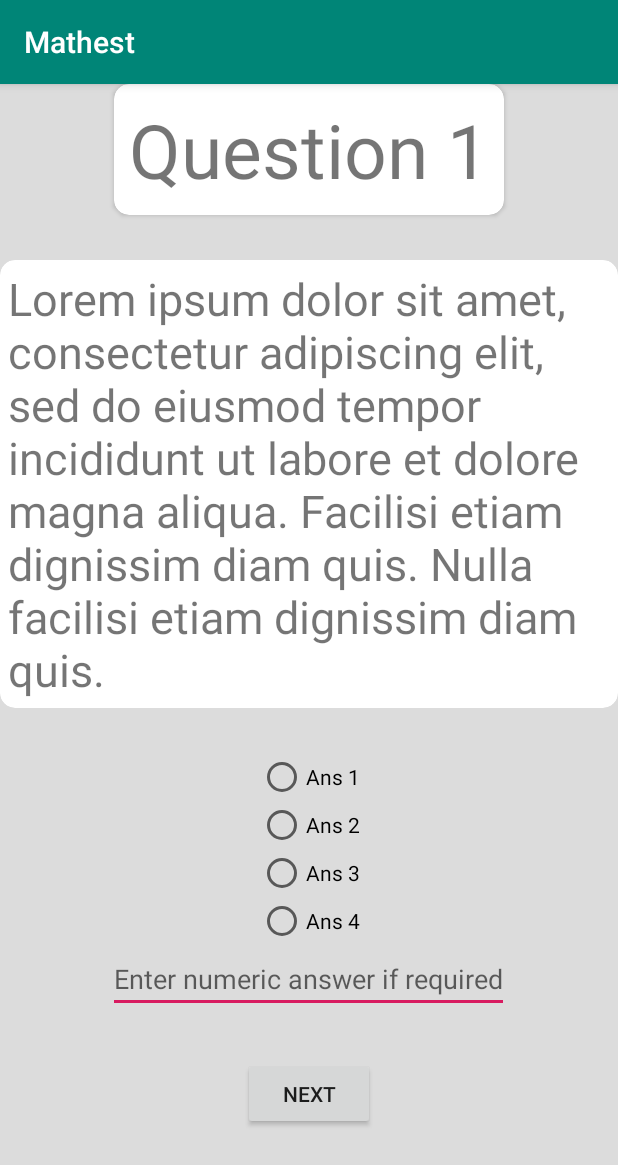
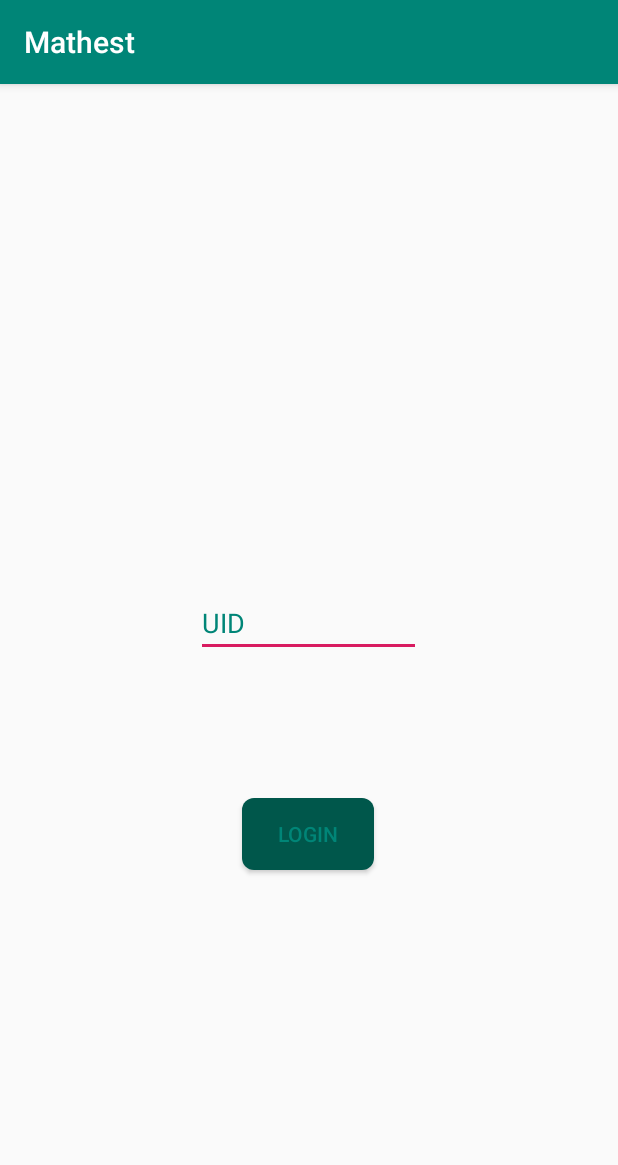
Before and after one commit to mrinal-pandey/Mathest, an Android app: the screen it shows after launch (MainActivity before the commit, Login after it), on a phone screen of 412 x 824 dp. Shown: the top 1165 px of the screen. Run offline under Robolectric (Android 15) with nearby library versions, the phone set to English and light mode, and no system bars; our stand-ins replace Firebase (no records; nobody signed in at launch, a user with empty details on screens opened directly).

Commit message:
- Added and redesiged UI - Integrated with Firestore for managing logins. - Hiding google-services.json for security.

```diff
--- a/app/build.gradle
+++ b/app/build.gradle
@@ -1,4 +1,5 @@
 apply plugin: 'com.android.application'
+apply plugin: 'com.google.gms.google-services'
 
 android {
     compileSdkVersion 29
@@ -7,6 +8,7 @@ android {
         applicationId "oncreate.apps.Mathest"
         minSdkVersion 15
         targetSdkVersion 29
+        multiDexEnabled true
         versionCode 1
         versionName "1.0"
         testInstrumentationRunner "androidx.test.runner.AndroidJUnitRunner"
@@ -21,8 +23,10 @@ android {
 
 dependencies {
     implementation fileTree(dir: 'libs', include: ['*.jar'])
-    implementation 'androidx.appcompat:appcompat:1.0.2'
+    implementation 'androidx.appcompat:appcompat:1.1.0'
     implementation 'androidx.constraintlayout:constraintlayout:1.1.3'
+    implementation 'com.google.firebase:firebase-firestore:21.1.1'
+    implementation 'com.android.support:multidex:1.0.3'
     testImplementation 'junit:junit:4.12'
     androidTestImplementation 'androidx.test:runner:1.2.0'
     androidTestImplementation 'androidx.test.espresso:espresso-core:3.2.0'
--- a/app/src/main/AndroidManifest.xml
+++ b/app/src/main/AndroidManifest.xml
@@ -10,13 +10,15 @@
         android:roundIcon="@mipmap/ic_launcher_round"
         android:supportsRtl="true"
         android:theme="@style/AppTheme">
-        <activity android:name=".MainActivity">
+        <activity android:name=".Login">
             <intent-filter>
                 <action android:name="android.intent.action.MAIN" />
 
                 <category android:name="android.intent.category.LAUNCHER" />
             </intent-filter>
         </activity>
+        <activity android:name=".StudentHome" />
+        <activity android:name=".TestPage" />
     </application>
 
     <dist:module dist:instant="true" />
--- /dev/null
+++ b/app/src/main/java/oncreate/apps/Mathest/Login.java
@@ -0,0 +1,28 @@
+package oncreate.apps.Mathest;
+
+import android.content.Intent;
+import android.os.Bundle;
+import android.view.View;
+
+import androidx.appcompat.app.AppCompatActivity;
+
+import com.google.firebase.firestore.FirebaseFirestore;
+
+public class Login extends AppCompatActivity {
+
+    FirebaseFirestore firestoreDatabase;
+
+    @Override
+    protected void onCreate(Bundle savedInstanceState) {
+        super.onCreate(savedInstanceState);
+        setContentView(R.layout.login);
+        firestoreDatabase = FirebaseFirestore.getInstance();
+
+    }
+
+    public void loginUser(View view) {
+        //TODO implement logic to sort out login into two classes, teacher and student.
+        startActivity(new Intent(this, StudentHome.class));
+
+    }
+}
--- a/app/src/main/java/oncreate/apps/Mathest/MainActivity.java
+++ b/app/src/main/java/oncreate/apps/Mathest/TestPage.java
@@ -1,14 +1,14 @@
 package oncreate.apps.Mathest;
+
+import android.os.Bundle;
 
 import androidx.appcompat.app.AppCompatActivity;
 
-import android.os.Bundle;
-
-public class MainActivity extends AppCompatActivity {
+public class TestPage extends AppCompatActivity {
 
     @Override
     protected void onCreate(Bundle savedInstanceState) {
         super.onCreate(savedInstanceState);
-        setContentView(R.layout.activity_main);
+        setContentView(R.layout.test_page);
     }
 }
--- /dev/null
+++ b/app/src/main/res/drawable/rounded_button.xml
@@ -0,0 +1,10 @@
+<?xml version="1.0" encoding="utf-8"?>
+<shape xmlns:android="http://schemas.android.com/apk/res/android"
+    android:shape="rectangle">
+    <solid android:color="@color/colorPrimaryDark" />
+    <corners
+        android:bottomRightRadius="8dp"
+        android:bottomLeftRadius="8dp"
+        android:topRightRadius="8dp"
+        android:topLeftRadius="8dp" />
+</shape>
--- /dev/null
+++ b/app/src/main/res/layout/login.xml
@@ -0,0 +1,40 @@
+<?xml version="1.0" encoding="utf-8"?>
+<androidx.constraintlayout.widget.ConstraintLayout xmlns:android="http://schemas.android.com/apk/res/android"
+    xmlns:app="http://schemas.android.com/apk/res-auto"
+    android:orientation="vertical"
+    android:layout_width="match_parent"
+    android:layout_height="match_parent">
+
+    <EditText
+        android:id="@+id/editText"
+        android:layout_width="150dp"
+        android:layout_height="wrap_content"
+        android:ems="10"
+        android:hint="@string/uid"
+        android:inputType="text"
+        android:textColorHint="@color/colorPrimary"
+        app:layout_constraintBottom_toBottomOf="parent"
+        app:layout_constraintEnd_toEndOf="parent"
+        app:layout_constraintHorizontal_bias="0.498"
+        app:layout_constraintStart_toStartOf="parent"
+        app:layout_constraintTop_toTopOf="parent"
+        app:layout_constraintVertical_bias="0.466"
+        android:importantForAutofill="no" />
+
+    <Button
+        android:id="@+id/button"
+        android:layout_width="wrap_content"
+        android:layout_height="wrap_content"
+        android:background="@drawable/rounded_button"
+        android:onClick="loginUser"
+        android:text="@string/login"
+        android:textColor="@color/colorPrimary"
+        app:layout_constraintBottom_toBottomOf="parent"
+        app:layout_constraintEnd_toEndOf="parent"
+        app:layout_constraintHorizontal_bias="0.498"
+        app:layout_constraintStart_toStartOf="parent"
+        app:layout_constraintTop_toBottomOf="@+id/editText"
+        app:layout_constraintVertical_bias="0.279" />
+
+
+</androidx.constraintlayout.widget.ConstraintLayout>
--- a/app/src/main/res/layout/activity_main.xml
+++ b/app/src/main/res/layout/test_page.xml
@@ -7,10 +7,11 @@
     android:background="#DCDCDC"
     android:layout_height="match_parent"
     android:orientation="vertical"
-    tools:context=".MainActivity">
+    tools:context=".TestPage">
 <LinearLayout
     android:layout_width="match_parent"
     android:background="#DCDCDC"
+    android:padding="10dp"
     android:layout_height="wrap_content"
     android:orientation="vertical"
     tools:context=".MainActivity">
@@ -32,13 +33,13 @@
             android:layout_width="wrap_content"
             android:layout_height="wrap_content"
             android:layout_gravity="center"
-            android:textSize="50dp"
+            android:textSize="40sp"
             android:text="Question 1" />
     </androidx.cardview.widget.CardView>
 
     <Space
         android:layout_width="match_parent"
-        android:layout_height="30dp"/>
+        android:layout_height="20dp" />
 
     <androidx.cardview.widget.CardView
         android:layout_gravity="center"
@@ -56,7 +57,7 @@
             android:padding="5dp"
             android:layout_width="wrap_content"
             android:layout_height="wrap_content"
-            android:layout_gravity="center"
+            android:gravity="center"
             android:textSize="30sp"
             android:text="Lorem ipsum dolor sit amet, consectetur adipiscing elit, sed do eiusmod tempor incididunt ut labore et dolore magna aliqua. Facilisi etiam dignissim diam quis. Nulla facilisi etiam dignissim diam quis." />
     </androidx.cardview.widget.CardView>
@@ -65,42 +66,40 @@
         android:layout_width="match_parent"
         android:layout_height="30dp"/>
 
-    <RadioGroup
-        android:layout_width="wrap_content"
-        android:layout_gravity="center"
-        android:layout_height="wrap_content">
-        <RadioButton
-            android:layout_width="wrap_content"
-            android:layout_height="wrap_content"
-            android:text="Ans 1"/>
-        <RadioButton
-            android:layout_width="wrap_content"
-            android:layout_height="wrap_content"
-            android:text="Ans 2"/>
-        <RadioButton
-            android:layout_width="wrap_content"
-            android:layout_height="wrap_content"
-            android:text="Ans 3"/>
-        <RadioButton
-            android:layout_width="wrap_content"
-            android:layout_height="wrap_content"
-            android:text="Ans 4"/>
-    </RadioGroup>
-
     <EditText
         android:layout_width="wrap_content"
         android:layout_height="wrap_content"
-        android:hint="Enter numeric answer if required"
-        android:layout_gravity="center"/>
+        android:hint="Enter numeric answer"
+        android:inputType="numberDecimal"
+        android:layout_gravity="center"
+        android:importantForAutofill="no" />
 
     <Space
         android:layout_width="match_parent"
         android:layout_height="30dp"/>
-    <Button
-        android:layout_gravity="center"
-        android:layout_width="wrap_content"
+
+    <LinearLayout
+        android:layout_width="match_parent"
         android:layout_height="wrap_content"
-        android:text="Next"/>
+        android:gravity="center"
+        android:orientation="horizontal">
+
+        <Button
+            style="@style/Widget.AppCompat.Button.Borderless"
+            android:layout_width="wrap_content"
+            android:layout_height="wrap_content"
+            android:textColor="@color/colorPrimaryDark"
+            android:layout_gravity="center"
+            android:text="Previous" />
+
+        <Button
+            style="@style/Widget.AppCompat.Button.Borderless"
+            android:layout_width="wrap_content"
+            android:layout_height="wrap_content"
+            android:textColor="@color/colorPrimaryDark"
+            android:layout_gravity="center"
+            android:text="Next" />
+    </LinearLayout>
 
 
 </LinearLayout>
--- a/app/src/main/res/values/strings.xml
+++ b/app/src/main/res/values/strings.xml
@@ -1,3 +1,5 @@
 <resources>
     <string name="app_name">Mathest</string>
+    <string name="login">Login</string>
+    <string name="uid">UID</string>
 </resources>
--- a/build.gradle
+++ b/build.gradle
@@ -8,6 +8,7 @@ buildscript {
     }
     dependencies {
         classpath 'com.android.tools.build:gradle:3.5.0'
+        classpath 'com.google.gms:google-services:4.3.2'
 
         // NOTE: Do not place your application dependencies here; they belong
         // in the individual module build.gradle files
```
Also changed, not shown: app/src/main/java/oncreate/apps/Mathest/StudentHome.java (added, +20 -0 lines), app/src/main/res/drawable/rounded_color_border.xml (added, +12 -0 lines), app/src/main/res/layout/student_main.xml (added, +129 -0 lines).
